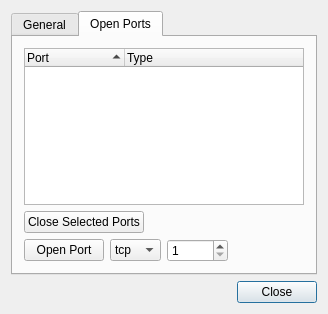
This is src-qt5/pc-fwmanager/mainwindow.ui in trueos/pcbsd as Qt 5 draws it before an edit. The edited form follows.
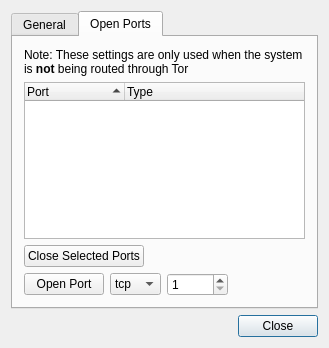
This is the edited form. The open tabs and pages were chosen to show the change.

Commit message: Add a notice about the openports being ignored when using Tor mode, and use the "reset-firewall" script to restart IPFW from now on (new custom rules location for user-modified rules).

```diff
--- a/src-qt5/pc-fwmanager/mainwindow.ui
+++ b/src-qt5/pc-fwmanager/mainwindow.ui
@@ -6,8 +6,8 @@
    <rect>
     <x>0</x>
     <y>0</y>
-    <width>328</width>
-    <height>302</height>
+    <width>329</width>
+    <height>348</height>
    </rect>
   </property>
   <property name="windowTitle">
@@ -181,6 +181,16 @@
        <string>Open Ports</string>
       </attribute>
       <layout class="QVBoxLayout" name="verticalLayout">
+       <item>
+        <widget class="QLabel" name="label">
+         <property name="text">
+          <string>&lt;html&gt;&lt;head/&gt;&lt;body&gt;&lt;p&gt;Note: These settings are only used when the system is &lt;span style=&quot; font-weight:600;&quot;&gt;not&lt;/span&gt; being routed through Tor&lt;/p&gt;&lt;/body&gt;&lt;/html&gt;</string>
+         </property>
+         <property name="wordWrap">
+          <bool>true</bool>
+         </property>
+        </widget>
+       </item>
        <item>
         <widget class="QTreeWidget" name="tree_openports">
          <property name="selectionMode">
```
The commit also changes 1 other file.
